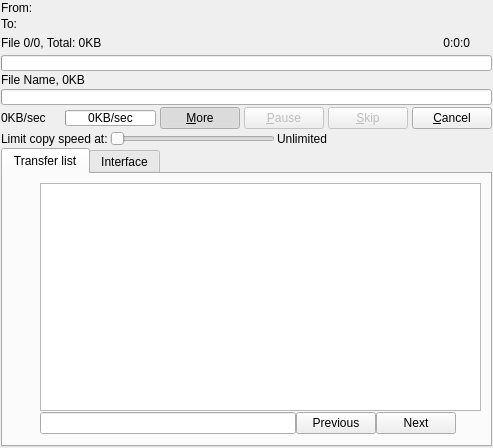
Old version of the form plugins/Themes/Oxygen/interface.ui in the repository alphaonex86/Ultracopier.
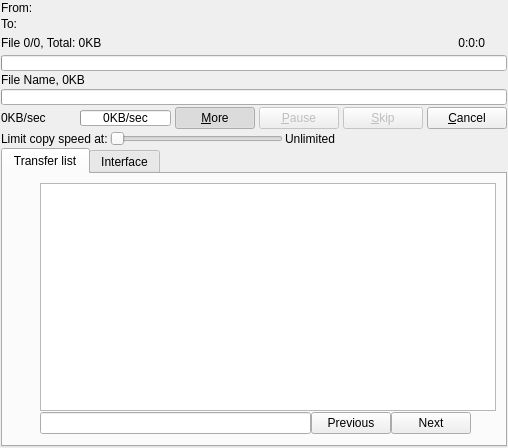
New version of the form. The open tabs and pages were chosen to show the change. Icons and pictures are not drawn.

```diff
--- a/plugins/Themes/Oxygen/interface.ui
+++ b/plugins/Themes/Oxygen/interface.ui
@@ -6,7 +6,7 @@
    <rect>
     <x>0</x>
     <y>0</y>
-    <width>483</width>
+    <width>508</width>
     <height>448</height>
    </rect>
   </property>
```
Left out of the diff: 92 changed lines with no effect on the pictures.
